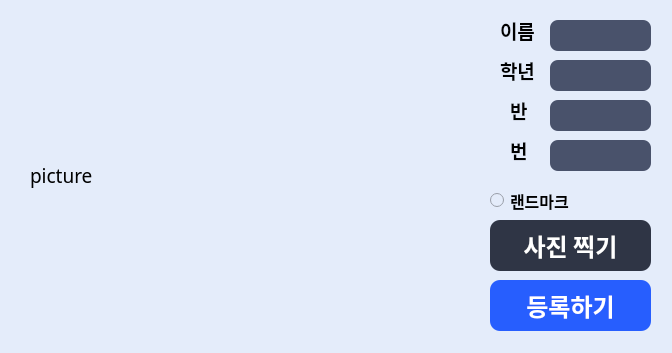
Old version of the form client/registerFace.ui in the repository sihyeokpark/auto-attendance.
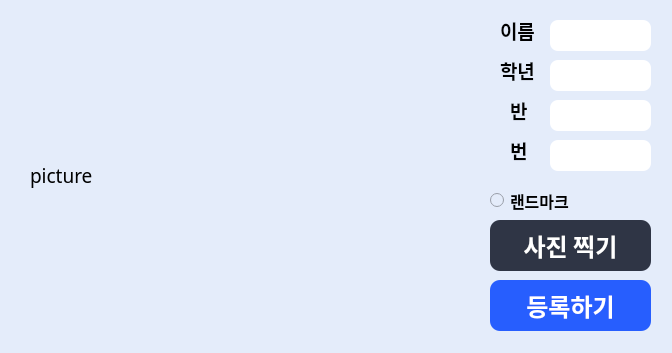
New version of the form.

Diff of the .ui file:
```diff
--- a/client/registerFace.ui
+++ b/client/registerFace.ui
@@ -203,9 +203,9 @@
     </font>
    </property>
    <property name="styleSheet">
-    <string notr="true">background-color: #49526b;
+    <string notr="true">background-color: #ffffff;
 border-radius: 8px;
-color: #ffffff;
+color: #000000;
 padding-right: 3px;
 padding-left: 3px;
 padding-bottom: 1px;</string>
@@ -229,9 +229,9 @@
     </font>
    </property>
    <property name="styleSheet">
-    <string notr="true">background-color: #49526b;
+    <string notr="true">background-color: #ffffff;
 border-radius: 8px;
-color: #ffffff;
+color: #000000;
 padding-right: 3px;
 padding-left: 3px;
 padding-bottom: 1px;</string>
@@ -255,9 +255,9 @@
     </font>
    </property>
    <property name="styleSheet">
-    <string notr="true">background-color: #49526b;
+    <string notr="true">background-color: #ffffff;
 border-radius: 8px;
-color: #ffffff;
+color: #000000;
 padding-right: 3px;
 padding-left: 3px;
 padding-bottom: 1px;</string>
@@ -281,9 +281,9 @@
     </font>
    </property>
    <property name="styleSheet">
-    <string notr="true">background-color: #49526b;
+    <string notr="true">background-color: #ffffff;
 border-radius: 8px;
-color: #ffffff;
+color: #000000;
 padding-right: 3px;
 padding-left: 3px;
 padding-bottom: 1px;</string>
```
